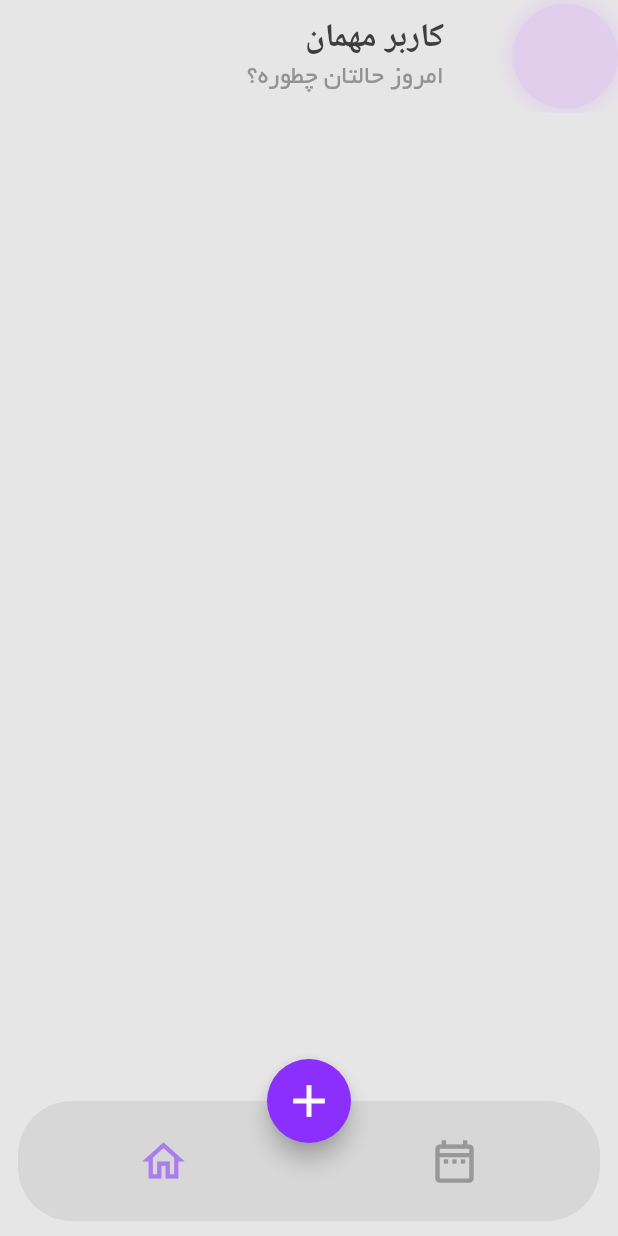
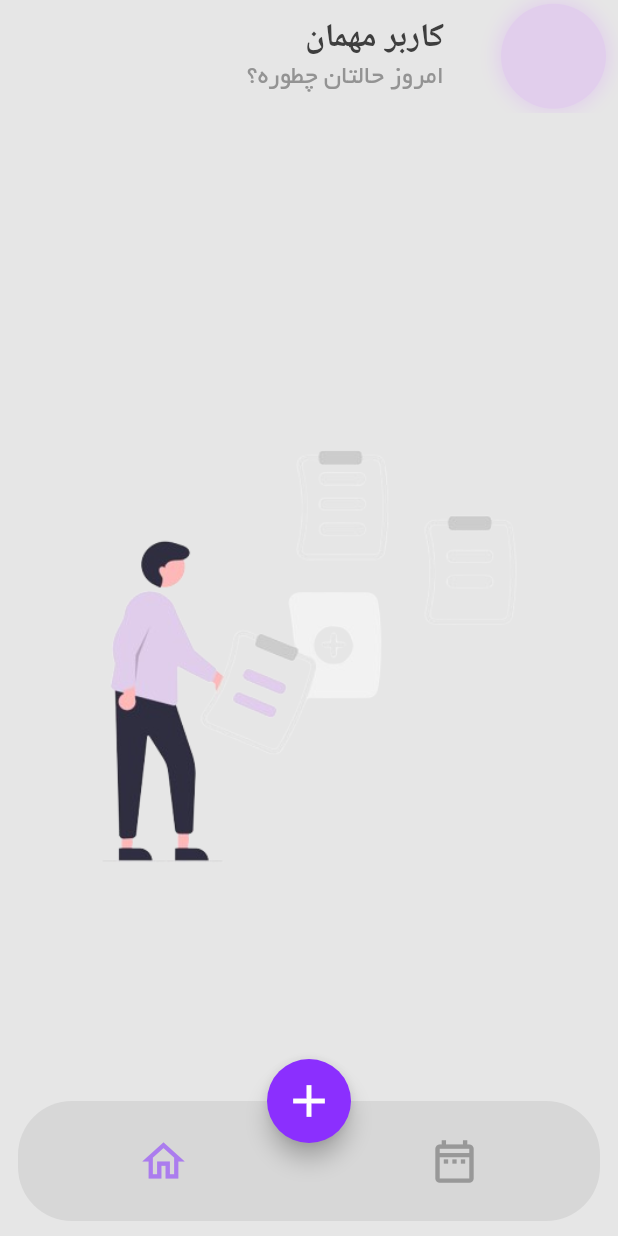
Before and after one commit to abbasihamed/medical_reminder, a Flutter app: the screen it shows after launch, on a phone screen of 412 x 824 dp. Run offline on Flutter 3.47's test engine with Material 3 defaults, Android fonts, the phone set to English and light mode, and no system bars; our stand-ins replace floor, flutter_bloc, get_it, loading_animation_widget, sqflite; missing offline and left inert: persian_datetime_picker, time_picker_spinner; accounts and stored records are empty; generated files the repository leaves out were written again.

Commit message:
fixed home items

```diff
--- a/lib/config/app_theme.dart
+++ b/lib/config/app_theme.dart
@@ -1,4 +1,3 @@
-import 'package:flutter/cupertino.dart';
 import 'package:flutter/material.dart';
 
 class AppTheme {
--- a/lib/data/repository_impl/reminder_repository_impl.dart
+++ b/lib/data/repository_impl/reminder_repository_impl.dart
@@ -27,9 +27,10 @@ class ReminderRepositoryImpl implements ReminderRepository {
     try {
       final result = await _reminderDao.getByDate(date);
       print(result);
-      return  DataSuccess(result);
+      return DataSuccess(result);
     } catch (e) {
-      return  DataFaild(e.toString());
+      print(e.toString());
+      return DataFaild(e.toString());
     }
   }
 }
--- a/lib/presentations/cubits/manage_reminder/managereminder_cubit.dart
+++ b/lib/presentations/cubits/manage_reminder/managereminder_cubit.dart
@@ -17,6 +17,8 @@ class ManagereminderCubit extends Cubit<ManagereminderState> {
     if (result is DataSuccess) {
       emit(GetAllTodayReminder(result.data!));
     }
-    if (result is DataFaild) {}
+    if (result is DataFaild) {
+      emit(GetAllTodayReminder([]));
+    }
   }
 }
--- a/lib/presentations/screens/home_screen.dart
+++ b/lib/presentations/screens/home_screen.dart
@@ -2,6 +2,7 @@ import 'package:flutter/material.dart';
 import 'package:flutter_bloc/flutter_bloc.dart';
 import 'package:medical_reminder/core/extentions.dart';
 import 'package:medical_reminder/presentations/cubits/manage_reminder/managereminder_cubit.dart';
+import 'package:medical_reminder/presentations/widgets/home_item.dart';
 import 'package:persian_datetime_picker/persian_datetime_picker.dart';
 
 class HomeScreen extends StatelessWidget {
@@ -27,6 +28,7 @@ class HomeScreen extends StatelessWidget {
           child: Container(
             height: 70,
             width: 70,
+            margin: const EdgeInsets.only(right: 8),
             decoration: BoxDecoration(
                 shape: BoxShape.circle,
                 color: context.theme().colorScheme.primary,
@@ -45,79 +47,21 @@ class HomeScreen extends StatelessWidget {
       body: Column(
         crossAxisAlignment: CrossAxisAlignment.start,
         children: [
-          SizedBox(
-            height: 50,
-            child: TextButton(
-              onPressed: () {},
-              child: Text(
-                '${Jalali.now().formatter.d} ${Jalali.now().formatter.mN}',
-                style: context.textThem().headlineMedium,
+          Padding(
+            padding: const EdgeInsets.all(8),
+            child: SizedBox(
+              height: 50,
+              width: context.width(),
+              child: Align(
+                alignment: Alignment.centerRight,
+                child: Text(
+                  '${Jalali.now().formatter.d} ${Jalali.now().formatter.mN}',
+                  style: context.textThem().headlineMedium,
+                ),
               ),
             ),
           ),
-          Expanded(
-            child: BlocBuilder<ManagereminderCubit, ManagereminderState>(
-              builder: (context, state) {
-                // if (state is ManagereminderCubitFailed) {
-                //   return ErrorOutput(message: state.message);
-                // }
-                if (state is GetAllTodayReminder) {
-                  return ListView.builder(
-                    itemCount: state.remindersList.length,
-                    padding: const EdgeInsets.only(
-                      left: 12,
-                      right: 12,
-                      bottom: 36,
-                    ),
-                    itemBuilder: (context, index) {
-                      return Container(
-                        height: 100,
-                        width: context.width(),
-                        margin: const EdgeInsets.only(top: 10),
-                        padding: const EdgeInsets.all(12),
-                        decoration: BoxDecoration(
-                          color: const Color(0xFFE1CEEC),
-                          borderRadius: BorderRadius.circular(15),
-                        ),
-                        child: Row(
-                          children: [
-                            Expanded(
-                              flex: 2,
-                              child: Column(
-                                crossAxisAlignment: CrossAxisAlignment.start,
-                                children: [
-                                  Text(
-                                    state.remindersList[index]?.pillName ?? '',
-                                    style: context.textThem().bodyLarge,
-                                    overflow: TextOverflow.ellipsis,
-                                  ),
-                                  Text(
-                                    '${state.remindersList[index]?.useMode ?? ''} |  ${state.remindersList[index]?.count ?? ''} عدد',
-                                    style: context.textThem().titleMedium,
-                                    overflow: TextOverflow.ellipsis,
-                                  ),
-                                ],
-                              ),
-                            ),
-                            const VerticalDivider(),
-                            Expanded(
-                              flex: 1,
-                              child: Text(
-                                state.remindersList[index]?.time ?? '',
-                                style: context.textThem().bodyLarge,
-                                textDirection: TextDirection.ltr,
-                              ),
-                            )
-                          ],
-                        ),
-                      );
-                    },
-                  );
-                }
-                return const SizedBox();
-              },
-            ),
-          )
+          const HomeItem()
         ],
       ),
     );
--- /dev/null
+++ b/lib/presentations/widgets/home_item.dart
@@ -0,0 +1,100 @@
+import 'package:flutter/material.dart';
+import 'package:flutter_bloc/flutter_bloc.dart';
+import 'package:loading_animation_widget/loading_animation_widget.dart';
+import 'package:medical_reminder/core/extentions.dart';
+import 'package:medical_reminder/presentations/cubits/manage_reminder/managereminder_cubit.dart';
+
+class HomeItem extends StatelessWidget {
+  const HomeItem({super.key});
+
+  @override
+  Widget build(BuildContext context) {
+    return Expanded(
+      child: BlocBuilder<ManagereminderCubit, ManagereminderState>(
+        builder: (context, state) {
+          if (state is GetAllTodayReminderLoader) {
+            return Center(
+              child: LoadingAnimationWidget.discreteCircle(
+                color: Colors.white,
+                secondRingColor: context.theme().primaryColor,
+                thirdRingColor: context.theme().colorScheme.primary,
+                size: 50,
+              ),
+            );
+          }
+          if (state is GetAllTodayReminder) {
+            if (state.remindersList.isEmpty) {
+              return Image.asset('assets/images/empty_reminder.png');
+            }
+            return ListView.builder(
+              itemCount: state.remindersList.length,
+              padding: const EdgeInsets.only(
+                left: 12,
+                right: 12,
+                bottom: 36,
+              ),
+              itemBuilder: (context, index) {
+                return ReminderItem(
+                  state: state,
+                  index: index,
+                );
+              },
+            );
+          }
+          return Image.asset('assets/images/empty_reminder.png');
+        },
+      ),
+    );
+  }
+}
+
+class ReminderItem extends StatelessWidget {
+  final GetAllTodayReminder state;
+  final int index;
+  const ReminderItem({super.key, required this.state, required this.index});
+
+  @override
+  Widget build(BuildContext context) {
+    return Container(
+      height: 100,
+      width: context.width(),
+      margin: const EdgeInsets.only(top: 10),
+      padding: const EdgeInsets.all(12),
+      decoration: BoxDecoration(
+        color: const Color(0xFFE1CEEC),
+        borderRadius: BorderRadius.circular(15),
+      ),
+      child: Row(
+        children: [
+          Expanded(
+            flex: 2,
+            child: Column(
+              crossAxisAlignment: CrossAxisAlignment.start,
+              children: [
+                Text(
+                  state.remindersList[index]?.pillName ?? '',
+                  style: context.textThem().bodyLarge,
+                  overflow: TextOverflow.ellipsis,
+                ),
+                Text(
+                  '${state.remindersList[index]?.useMode ?? ''} |  ${state.remindersList[index]?.count ?? ''} عدد',
+                  style: context.textThem().titleMedium,
+                  overflow: TextOverflow.ellipsis,
+                ),
+              ],
+            ),
+          ),
+          const VerticalDivider(),
+          Expanded(
+            flex: 1,
+            child: Text(
+              state.remindersList[index]?.time ?? '',
+              style: context.textThem().bodyLarge,
+              textDirection: TextDirection.ltr,
+            ),
+          )
+        ],
+      ),
+    );
+  }
+}
--- a/pubspec.yaml
+++ b/pubspec.yaml
@@ -41,6 +41,7 @@ dependencies:
   time_picker_spinner: ^0.0.1
   floor: ^1.4.2
   get_it: ^7.6.7
+  loading_animation_widget: ^1.2.1
 
 dev_dependencies:
   flutter_test:
```
Also changed, not shown: assets/images/empty_reminder.png (added), pubspec.lock, 2 other files.
